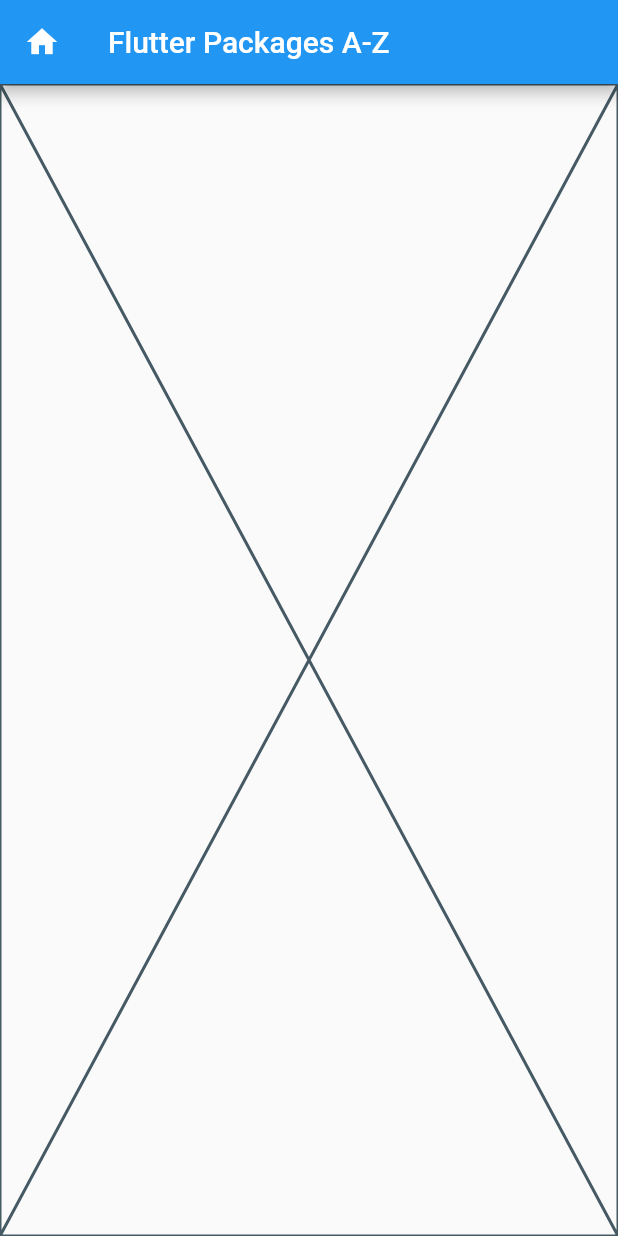
After one commit to formigas/flutter-packages-a-z, a Flutter app: the screen it shows after launch, in the side drawer, after a tap on the "home" icon, on a phone screen of 412 x 824 dp. The commit adds this screen. Run offline on Flutter 3.47's test engine with Material 2 defaults, Android fonts, the phone set to English and light mode, and no system bars; our stand-ins replace go_router.

Commit message:
feat: add austerity

```diff
--- a/app/analysis_options.yaml
+++ b/app/analysis_options.yaml
@@ -1,29 +1,5 @@
-# This file configures the analyzer, which statically analyzes Dart code to
-# check for errors, warnings, and lints.
-#
-# The issues identified by the analyzer are surfaced in the UI of Dart-enabled
-# IDEs (https://dart.dev/tools#ides-and-editors). The analyzer can also be
-# invoked from the command line by running `flutter analyze`.
-
-# The following line activates a set of recommended lints for Flutter apps,
-# packages, and plugins designed to encourage good coding practices.
-include: package:flutter_lints/flutter.yaml
+include: package:austerity/analysis_options.yaml
 
 linter:
-  # The lint rules applied to this project can be customized in the
-  # section below to disable rules from the `package:flutter_lints/flutter.yaml`
-  # included above or to enable additional rules. A list of all available lints
-  # and their documentation is published at
-  # https://dart-lang.github.io/linter/lints/index.html.
-  #
-  # Instead of disabling a lint rule for the entire project in the
-  # section below, it can also be suppressed for a single line of code
-  # or a specific dart file by using the `// ignore: name_of_lint` and
-  # `// ignore_for_file: name_of_lint` syntax on the line or in the file
-  # producing the lint.
   rules:
-    # avoid_print: false  # Uncomment to disable the `avoid_print` rule
-    # prefer_single_quotes: true  # Uncomment to enable the `prefer_single_quotes` rule
-
-# Additional information about this file can be found at
-# https://dart.dev/guides/language/analysis-options
+    omit_local_variable_types: ignore
--- a/app/lib/main.dart
+++ b/app/lib/main.dart
@@ -1,12 +1,62 @@
+import 'package:app/packages/austerity/austerity.dart';
 import 'package:flutter/material.dart';
+import 'package:go_router/go_router.dart';
 
 void main() {
+  final GlobalKey<ScaffoldState> scaffoldStateKey = GlobalKey();
+
+  final Uri austerityRoute = Uri.parse('/austerity');
+
   runApp(
-    MaterialApp(
-      home: Scaffold(
-        appBar: AppBar(
-          title: const Text('Flutter Packages A-Z'),
-        ),
+    MaterialApp.router(
+      routerConfig: GoRouter(
+        debugLogDiagnostics: true,
+        routes: [
+          ShellRoute(
+            routes: [
+              GoRoute(
+                builder: (context, state) => Placeholder(),
+                path: '/',
+              ),
+              GoRoute(
+                builder: (context, state) => AusterityView(),
+                path: austerityRoute.toString(),
+              ),
+            ],
+            builder: (context, state, child) => Scaffold(
+              appBar: AppBar(
+                title: const Text('Flutter Packages A-Z'),
+                leading: IconButton(
+                  onPressed: () {
+                    (scaffoldStateKey.currentState?.isDrawerOpen ?? false)
+                        ? scaffoldStateKey.currentState?.closeDrawer()
+                        : scaffoldStateKey.currentState?.openDrawer();
+                  },
+                  icon: const Icon(Icons.home),
+                ),
+              ),
+              body: child,
+              drawer: NavigationDrawer(
+                onDestinationSelected: (value) {
+                  switch (value) {
+                    case 0:
+                      context.go(austerityRoute.toString());
+                      break;
+                    default:
+                  }
+                  scaffoldStateKey.currentState?.closeDrawer();
+                },
+                children: <Widget>[
+                  NavigationDrawerDestination(
+                    icon: Icon(Icons.home),
+                    label: Text('austerity'),
+                  ),
+                ],
+              ),
+              key: scaffoldStateKey,
+            ),
+          ),
+        ],
       ),
     ),
   );
--- /dev/null
+++ b/app/lib/packages/austerity/austerity.dart
@@ -0,0 +1,10 @@
+import 'package:flutter/material.dart';
+
+class AusterityView extends StatelessWidget {
+  const AusterityView({super.key});
+
+  @override
+  Widget build(BuildContext context) => Scaffold(
+        body: Placeholder(),
+      );
+}
--- a/app/pubspec.yaml
+++ b/app/pubspec.yaml
@@ -4,15 +4,17 @@ publish_to: "none"
 version: 1.0.0+1
 
 environment:
-  sdk: ">=3.0.2 <4.0.0"
+  sdk: ">=3.0.5 <4.0.0"
   flutter: ">=3.10.5 <4.0.0"
 
 dependencies:
   cupertino_icons: ^1.0.2
   flutter:
     sdk: flutter
+  go_router: ^9.0.3
 
 dev_dependencies:
+  austerity: ^1.1.0
   flutter_lints: ^2.0.0
   flutter_test:
     sdk: flutter
```
